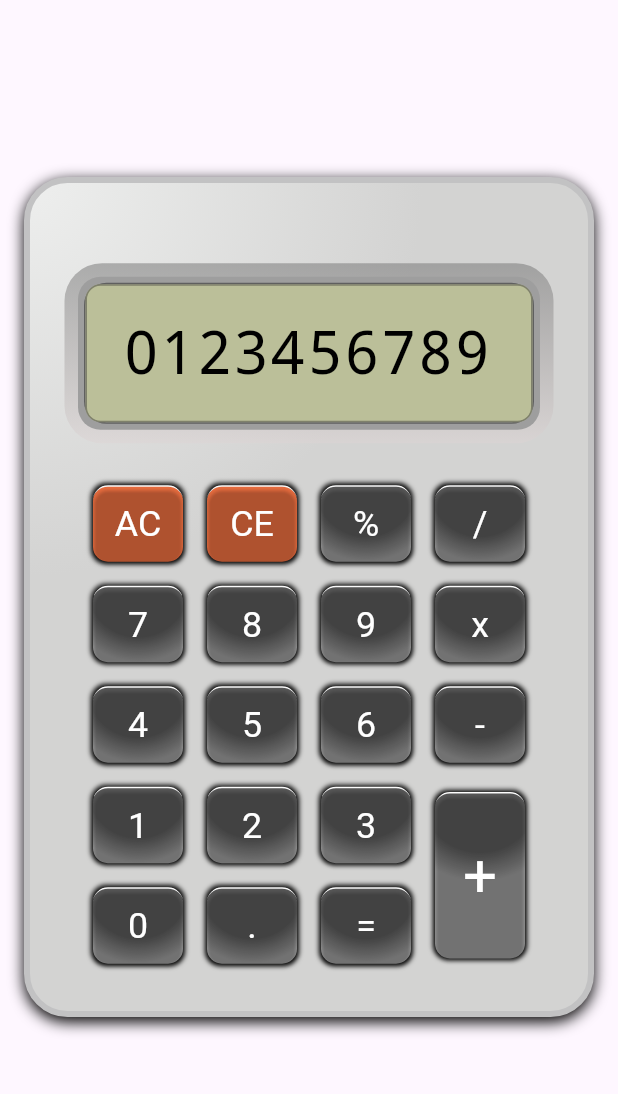
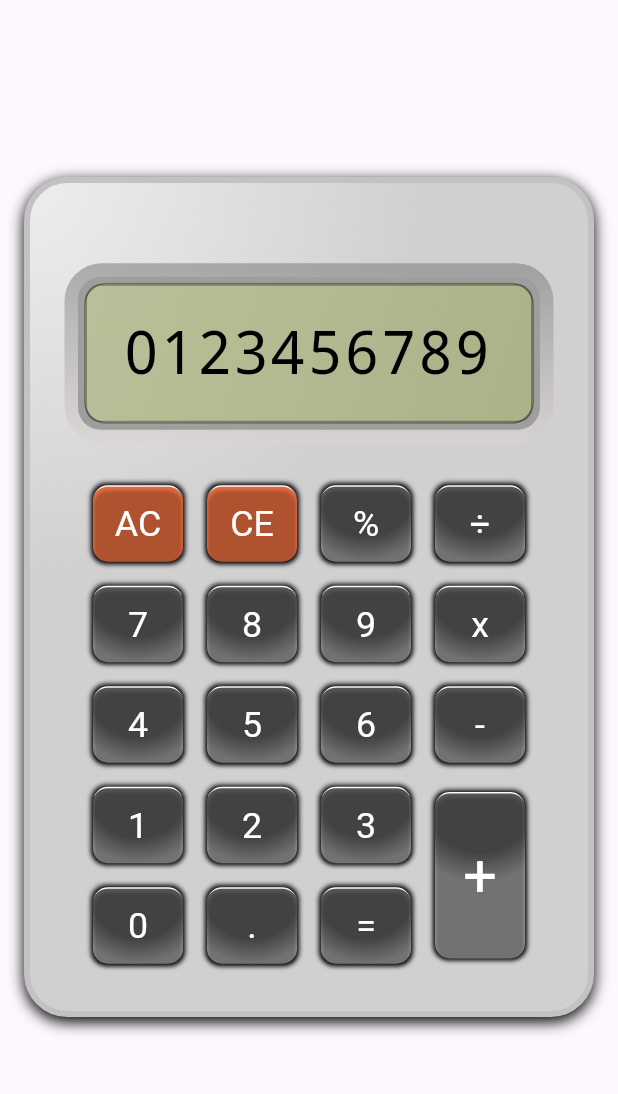
Before and after one commit to davopaco/mobile-apps, a Flutter app: the screen it shows after launch, on a phone screen of 412 x 824 dp, the part 63-1157 px from its top. Run offline on Flutter 3.47's test engine with Material 3 defaults, Android fonts, the phone set to English and light mode, and no system bars.

Commit message:
feat: :sparkles: Calculator on its first version is complete on its design

```diff
--- a/calculator/lib/calculadora.dart
+++ b/calculator/lib/calculadora.dart
@@ -64,7 +64,8 @@ Widget calculatorButton(String symbol) {
                     style: const TextStyle(
                         color: Colors.white,
                         fontSize: 40,
-                        fontWeight: FontWeight.normal)),
+                        fontWeight: FontWeight.normal,
+                        fontFamily: 'Roboto')),
               ))));
 }
 
@@ -95,10 +96,7 @@ class _CalculatorState extends State<Calculator> {
                   gradient: const RadialGradient(
                     center: Alignment(-1, -1),
                     radius: 0.7,
-                    colors: <Color>[
-                      Color.fromARGB(255, 238, 239, 238),
-                      Color.fromARGB(255, 211, 211, 210)
-                    ],
+                    colors: <Color>[Color(0xFFEFEEEF), Color(0xFFD1D0D0)],
                   )),
               child: Column(
                 mainAxisAlignment: MainAxisAlignment.center,
@@ -122,6 +120,13 @@ class _CalculatorState extends State<Calculator> {
                       padding: EdgeInsets.all(13),
                       child: Container(
                           decoration: BoxDecoration(
+                              gradient: const LinearGradient(
+                                  colors: [
+                                    Color(0xFFBBBF99),
+                                    Color.fromARGB(255, 170, 178, 136)
+                                  ],
+                                  begin: Alignment.topLeft,
+                                  end: Alignment.bottomRight),
                               border: Border.all(
                                   color: Colors.black.withOpacity(0.4),
                                   width: 1),
@@ -142,7 +147,7 @@ class _CalculatorState extends State<Calculator> {
                                 filled: true,
                                 border: OutlineInputBorder(
                                     borderRadius: BorderRadius.circular(10)),
-                                fillColor: const Color(0xFFBBBF99)),
+                                fillColor: Colors.transparent),
                             controller:
                                 TextEditingController(text: "0123456789"),
                           ))),
@@ -158,7 +163,7 @@ class _CalculatorState extends State<Calculator> {
                           calculatorButton("AC"),
                           calculatorButton("CE"),
                           calculatorButton("%"),
-                          calculatorButton("/"),
+                          calculatorButton("÷"),
                         ],
                       ),
                       Row(
```
